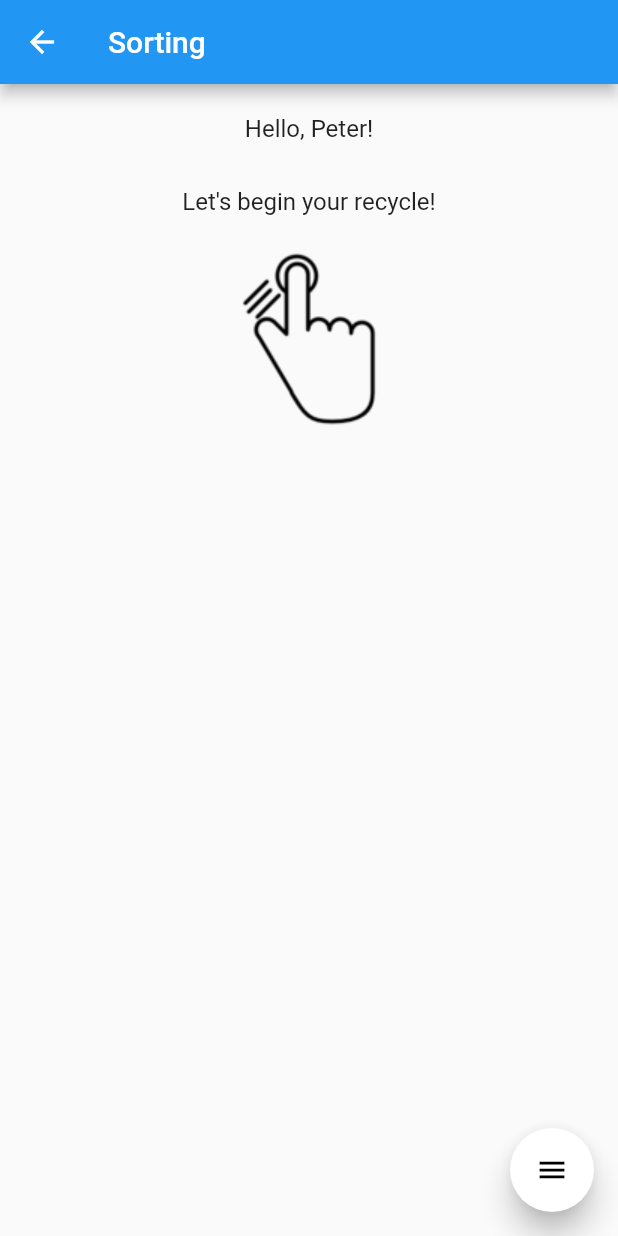
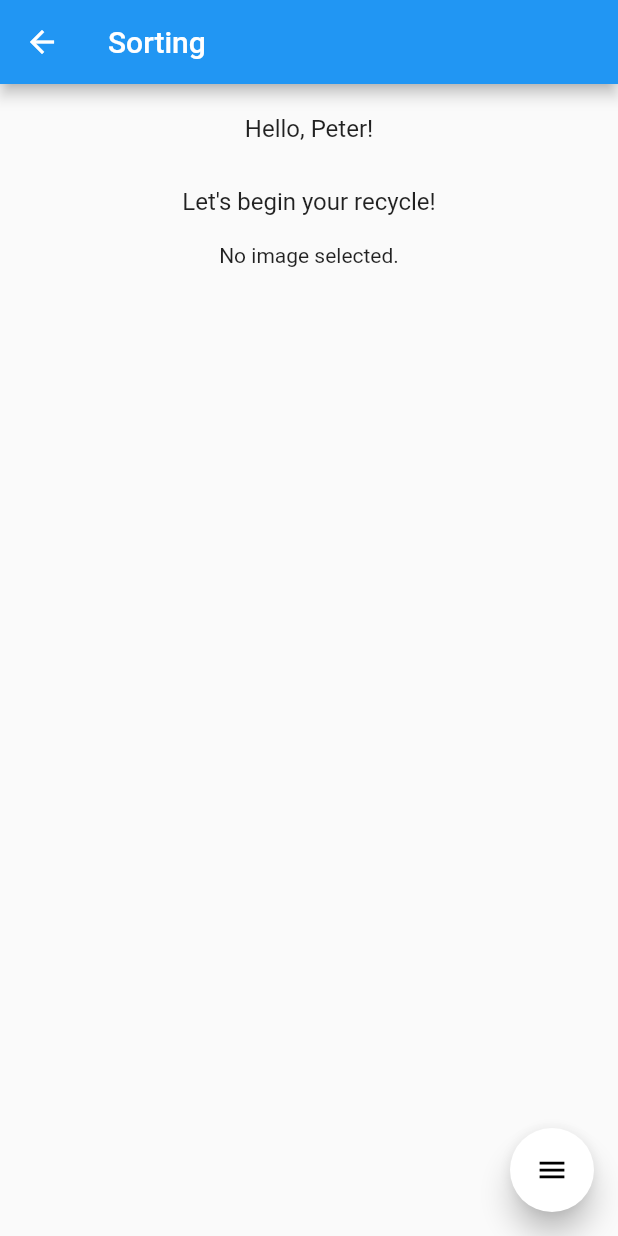
Before and after one commit to L-is-0/GCA, a Flutter app: the Sorting screen opened by its route, on a phone screen of 412 x 824 dp. Run offline on Flutter 3.47's test engine with Material 2 defaults, Android fonts, the light colour scheme and no system bars; drawn by our look-alikes of flutter_speed_dial; our stand-ins replace flutter_login, getflutter, image_picker; missing offline and left inert: flappy_search_bar.

Commit message:
implemented image picker

```diff
--- a/lib/main.dart
+++ b/lib/main.dart
@@ -5,6 +5,7 @@
 import 'package:flappy_search_bar/flappy_search_bar.dart';
 import 'package:flutter/cupertino.dart';
 import 'package:flutter/material.dart';
+import 'package:gca_app/pages/imageScan.dart';
 import 'package:gca_app/pages/login.dart';
 import 'package:gca_app/pages/register.dart';
 import 'package:gca_app/pages/settings.dart';
@@ -27,6 +28,7 @@ class MyApp extends StatelessWidget {
         Tips.id:(context) => Tips(),
         Square.id:(context) => Square(),
         Settings.id:(context) => Settings(),
+        ImageScan.id:(contenxt) => ImageScan(),
       },
     );
   }
--- /dev/null
+++ b/lib/pages/imageScan.dart
@@ -0,0 +1,51 @@
+import 'dart:convert';
+import 'dart:io';
+
+import 'package:flutter/cupertino.dart';
+import 'package:flutter/material.dart';
+import 'package:image_picker/image_picker.dart';
+
+class ImageScan extends StatefulWidget {
+  static const String id = "/scan";
+  @override
+  _ImageScanState createState() => _ImageScanState();
+}
+
+class _ImageScanState extends State<ImageScan> {
+  File _image;
+
+  Future getImage() async {
+    var image = await ImagePicker.pickImage(source: ImageSource.camera);
+
+    List<int> imageBytes = image.readAsBytesSync();
+    String base64Image = base64.encode(imageBytes);
+    Map<String, String> headers = {"Accept": "application/json"};
+    Map body = {"image": base64Image};
+    var response = await http.post('http://YourVM PUBLIC IP/automl.php',
+    body: body, headers: headers);
+    print(response.body);
+
+    setState(() {
+      _image = image;
+    });
+  }
+
+  @override
+  Widget build(BuildContext context) {
+    return Scaffold(
+      appBar: AppBar(
+        title: Text('Image Picker Example'),
+      ),
+      body: Center(
+        child: _image == null
+            ? Text('No image selected.')
+            : Image.file(_image),
+      ),
+      floatingActionButton: FloatingActionButton(
+        onPressed: getImage,
+        tooltip: 'Pick Image',
+        child: Icon(Icons.add_a_photo),
+      ),
+    );
+  }
+}
--- a/lib/pages/sorting.dart
+++ b/lib/pages/sorting.dart
@@ -1,5 +1,8 @@
+import 'dart:io';
+
 import 'package:flutter/material.dart';
 import 'package:flutter_speed_dial/flutter_speed_dial.dart';
+import 'package:image_picker/image_picker.dart';
 
 class Sorting extends StatefulWidget{
   static const String id = "/sorting";
@@ -9,6 +12,16 @@ class Sorting extends StatefulWidget{
 }
 
 class _SortingState extends State<Sorting>{
+  File _image;
+
+  Future getImage() async {
+    var image = await ImagePicker.pickImage(source: ImageSource.camera);
+
+    setState(() {
+      _image = image;
+    });
+  }
+
   @override
   Widget build(BuildContext context) {
     return Scaffold(
@@ -38,11 +51,14 @@ class _SortingState extends State<Sorting>{
                ),
              ),
              GestureDetector(
-               onTap: () => Navigator.pushNamed(context, '/tips'),
+//               onTap: () => Navigator.pushNamed(context, '/scan'),
                child: Container(
                  padding: const EdgeInsets.all(8),
                  child:
-                 Image(image: AssetImage('assets/images/tap.png')),
+                 _image == null
+                     ? Text('No image selected.')
+                     : Image.file(_image),
+//                 Image(image: AssetImage('assets/images/tap.png')),
                  //          color: Colors.red[400],
                ),
              ),
@@ -76,23 +92,23 @@ class _SortingState extends State<Sorting>{
           SpeedDialChild(
               child: Icon(Icons.accessibility),
               backgroundColor: Colors.red,
-              label: 'Search an item',
+              label: 'Search',
               labelStyle: TextStyle(fontSize: 18.0),
               onTap: () => print('SEARCH ITEM')
           ),
           SpeedDialChild(
             child: Icon(Icons.brush),
             backgroundColor: Colors.blue,
-            label: 'Scan a barcode',
+            label: 'Barcode',
             labelStyle: TextStyle(fontSize: 18.0),
             onTap: () => print('SCAN BARCODE'),
           ),
           SpeedDialChild(
-            child: Icon(Icons.keyboard_voice),
+            child: Icon(Icons.add_a_photo),
             backgroundColor: Colors.green,
-            label: 'Scan an item',
+            label: 'Scan',
             labelStyle: TextStyle(fontSize: 18.0),
-            onTap: () => print('SCAN ITEM'),
+            onTap: () => getImage(),
           ),
         ],
       ),
--- a/pubspec.yaml
+++ b/pubspec.yaml
@@ -30,6 +30,8 @@ dependencies:
   unicorndial: ^1.1.5
   flutter_speed_dial: ^1.2.5
   image_picker:
+  http: ^0.12.0+2
+
 
 dev_dependencies:
   flutter_test:
```
Also changed, not shown: pubspec.lock.
